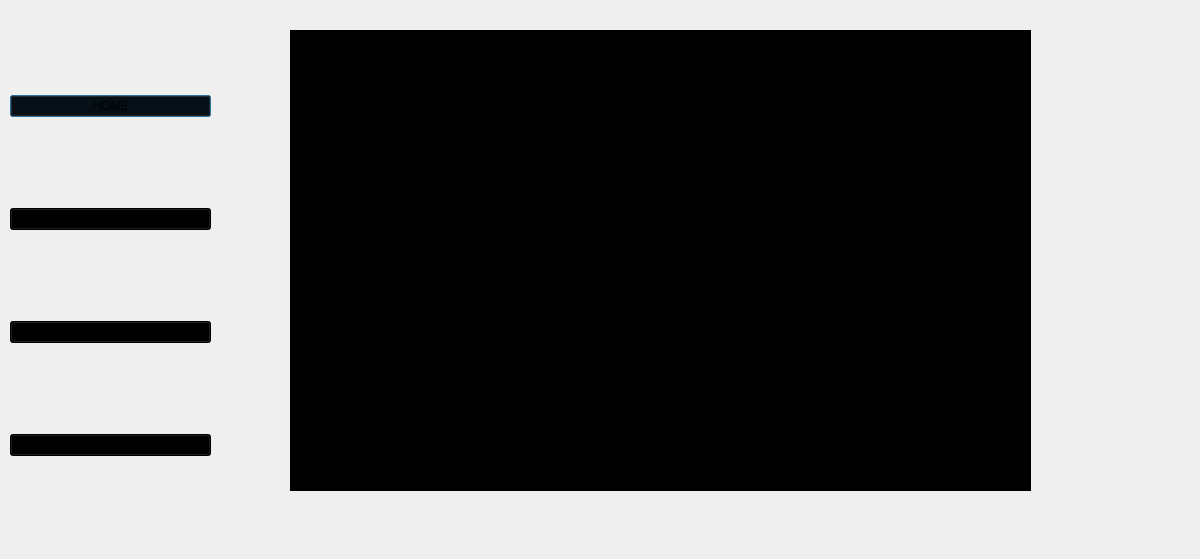
Above: secondialogbox/studentdashboard.ui from SijanBhandari17/IAMS before the change. Below: the same form after it.
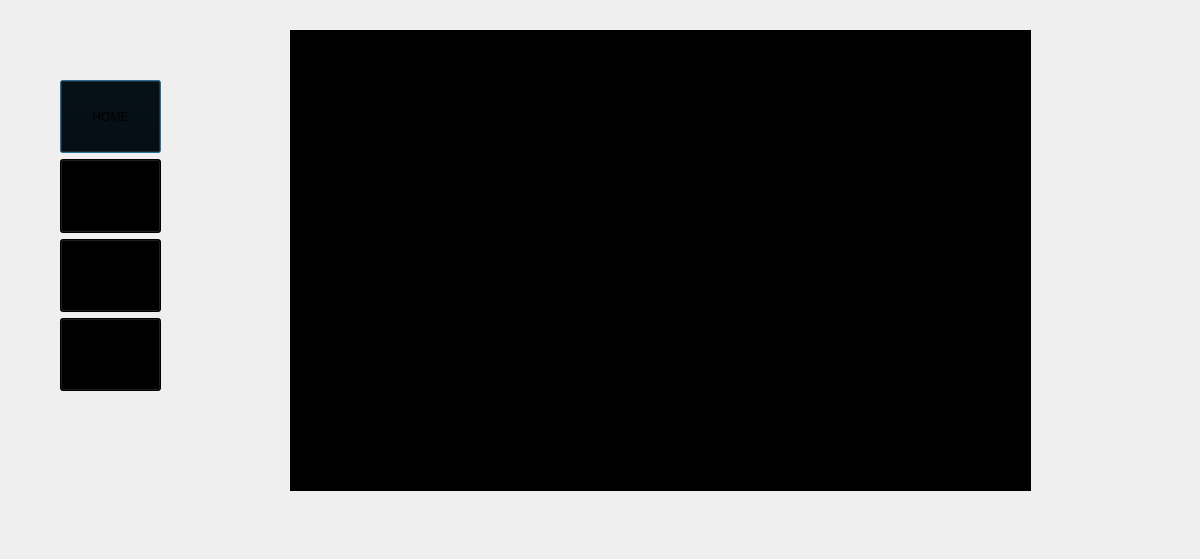
That is the form after the change.

```diff
--- a/secondialogbox/studentdashboard.ui
+++ b/secondialogbox/studentdashboard.ui
@@ -16,15 +16,21 @@
   <widget class="QWidget" name="verticalLayoutWidget">
    <property name="geometry">
     <rect>
-     <x>10</x>
-     <y>10</y>
-     <width>201</width>
-     <height>531</height>
+     <x>60</x>
+     <y>80</y>
+     <width>101</width>
+     <height>311</height>
     </rect>
    </property>
    <layout class="QVBoxLayout" name="verticalLayout">
     <item>
      <widget class="QPushButton" name="homeButton">
+      <property name="sizePolicy">
+       <sizepolicy hsizetype="Preferred" vsizetype="Preferred">
+        <horstretch>0</horstretch>
+        <verstretch>0</verstretch>
+       </sizepolicy>
+      </property>
       <property name="styleSheet">
        <string notr="true">background-color: rgb(0, 0, 0);</string>
       </property>
@@ -35,6 +41,12 @@
     </item>
     <item>
      <widget class="QPushButton" name="assignmentButton">
+      <property name="sizePolicy">
+       <sizepolicy hsizetype="Preferred" vsizetype="Preferred">
+        <horstretch>0</horstretch>
+        <verstretch>0</verstretch>
+       </sizepolicy>
+      </property>
       <property name="styleSheet">
        <string notr="true">background-color: rgb(0, 0, 0);</string>
       </property>
@@ -45,6 +57,12 @@
     </item>
     <item>
      <widget class="QPushButton" name="internalButton">
+      <property name="sizePolicy">
+       <sizepolicy hsizetype="Preferred" vsizetype="Preferred">
+        <horstretch>0</horstretch>
+        <verstretch>0</verstretch>
+       </sizepolicy>
+      </property>
       <property name="styleSheet">
        <string notr="true">background-color: rgb(0, 0, 0);</string>
       </property>
@@ -55,6 +73,12 @@
     </item>
     <item>
      <widget class="QPushButton" name="logOutButton">
+      <property name="sizePolicy">
+       <sizepolicy hsizetype="Preferred" vsizetype="Preferred">
+        <horstretch>0</horstretch>
+        <verstretch>0</verstretch>
+       </sizepolicy>
+      </property>
       <property name="styleSheet">
        <string notr="true">background-color: rgb(0, 0, 0);</string>
       </property>
```
